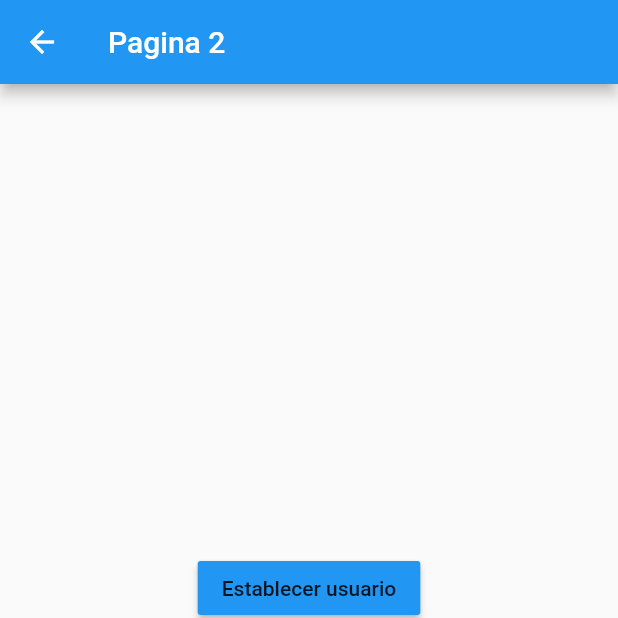
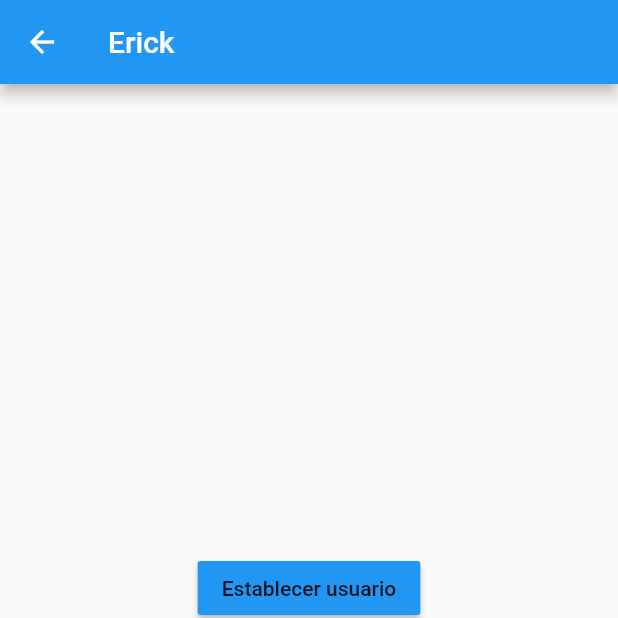
Before and after one commit to kira25/Flutter-states, a Flutter app: the Page2Page screen opened by its route, after a tap on "Establecer usuario", on a phone screen of 412 x 824 dp, the top half of it. Run offline on Flutter 3.47's test engine with Material 2 defaults, Android fonts, the phone set to English and light mode, and no system bars; accounts and stored records are empty.

```diff
--- a/lib/models/users.dart
+++ b/lib/models/users.dart
@@ -1,7 +1,10 @@
+import 'package:meta/meta.dart';
+
 class Users {
   String name;
   int edad;
   List<String> profesiones;
 
-  Users({this.edad, this.name, this.profesiones});
+  Users({@required this.edad, this.name,  this.profesiones}): assert(name != null);
+  //assert fuerza un error en base a una validacion
 }
--- a/lib/pages/page1_page.dart
+++ b/lib/pages/page1_page.dart
@@ -1,4 +1,6 @@
 import 'package:flutter/material.dart';
+import 'package:states/models/users.dart';
+import 'package:states/services/user_service.dart';
 
 class Page1Page extends StatelessWidget {
   @override
@@ -10,12 +12,25 @@ class Page1Page extends StatelessWidget {
       appBar: AppBar(
         title: Text('Pagina 1'),
       ),
-      body: UserInformation(),
+      body: StreamBuilder(
+        stream: userService.userStream,
+        builder: (context, snapshot) {
+          return snapshot.hasData
+              ? UserInformation(userService.user)
+              : Center(
+                  child: Text('No hay informacion'),
+                );
+        },
+      ),
     );
   }
 }
 
 class UserInformation extends StatelessWidget {
+  final Users users;
+
+  const UserInformation(this.users);
+
   @override
   Widget build(BuildContext context) {
     return Container(
@@ -31,12 +46,15 @@ class UserInformation extends StatelessWidget {
           ),
           Divider(),
           ListTile(
-            title: Text('nombre:'),
+            title: Text('nombre: ${users.name}'),
           ),
           ListTile(
-            title: Text('edad:'),
+            title: Text('edad: ${users.edad}'),
           ),
-          Text('profesiones',style: TextStyle(fontSize: 28),),
+          Text(
+            'profesiones',
+            style: TextStyle(fontSize: 28),
+          ),
           Divider(),
           ListTile(
             title: Text('profesion 1'),
--- a/lib/pages/page2_page.dart
+++ b/lib/pages/page2_page.dart
@@ -1,11 +1,20 @@
 import 'package:flutter/material.dart';
+import 'package:states/models/users.dart';
+import 'package:states/services/user_service.dart';
 
 class Page2Page extends StatelessWidget {
   @override
   Widget build(BuildContext context) {
     return Scaffold(
       appBar: AppBar(
-        title: Text('Pagina 2'),
+        title: StreamBuilder(
+          stream: userService.userStream,
+          builder: (context, snapshot) {
+            return snapshot.hasData
+                ? Text('${snapshot.data.name}')
+                : Text('Pagina 2');
+          },
+        ),
       ),
       body: Center(
         child: Column(
@@ -13,12 +22,16 @@ class Page2Page extends StatelessWidget {
           children: [
             MaterialButton(
               color: Colors.blue,
-              onPressed: () {},
+              onPressed: () {
+                userService.loadUser(Users(name: 'Erick', edad: 26));
+              },
               child: Text('Establecer usuario'),
             ),
             MaterialButton(
               color: Colors.blue,
-              onPressed: () {},
+              onPressed: () {
+                userService.changeAge(30);
+              },
               child: Text('Cambiar edad'),
             ),
             MaterialButton(
--- /dev/null
+++ b/lib/services/user_service.dart
@@ -0,0 +1,33 @@
+import 'dart:async';
+
+import 'package:states/models/users.dart';
+
+class _UserService {
+  Users _user;
+
+  StreamController<Users> _userController =
+      new StreamController<Users>.broadcast();
+
+  Stream get userStream => _userController.stream;
+
+  Users get user => _user;
+
+  bool get userExist => _user != null ? true : false;
+
+  void loadUser(Users user) {
+    _user = user;
+    _userController.add(user);
+  }
+
+  void changeAge(int age) {
+    _user.edad = age;
+    _userController.add(_user);
+  }
+
+  dispose() {
+    _userController?.close();
+  }
+}
+
+//singleton
+final userService = new _UserService();
```
